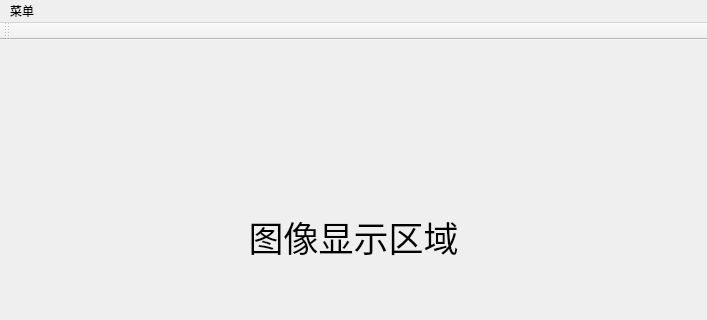
Above: jpeggui/jpeggui.ui from blanktime/jpeggui before the change; both pictures show x 0 to 707 and y 0 to 320 of the 707 by 488 pixel window. Below: the same form after it.
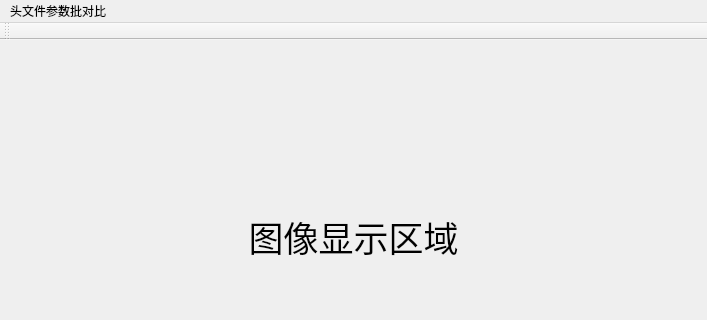
That is the form after the change.

Commit message: add QF display

```diff
--- a/jpeggui/jpeggui.ui
+++ b/jpeggui/jpeggui.ui
@@ -56,7 +56,7 @@
    </property>
    <widget class="QMenu" name="menu">
     <property name="title">
-     <string>菜单</string>
+     <string>头文件参数批对比</string>
     </property>
     <addaction name="actionOpenDir"/>
    </widget>
```
The commit also changes 2 other files.
